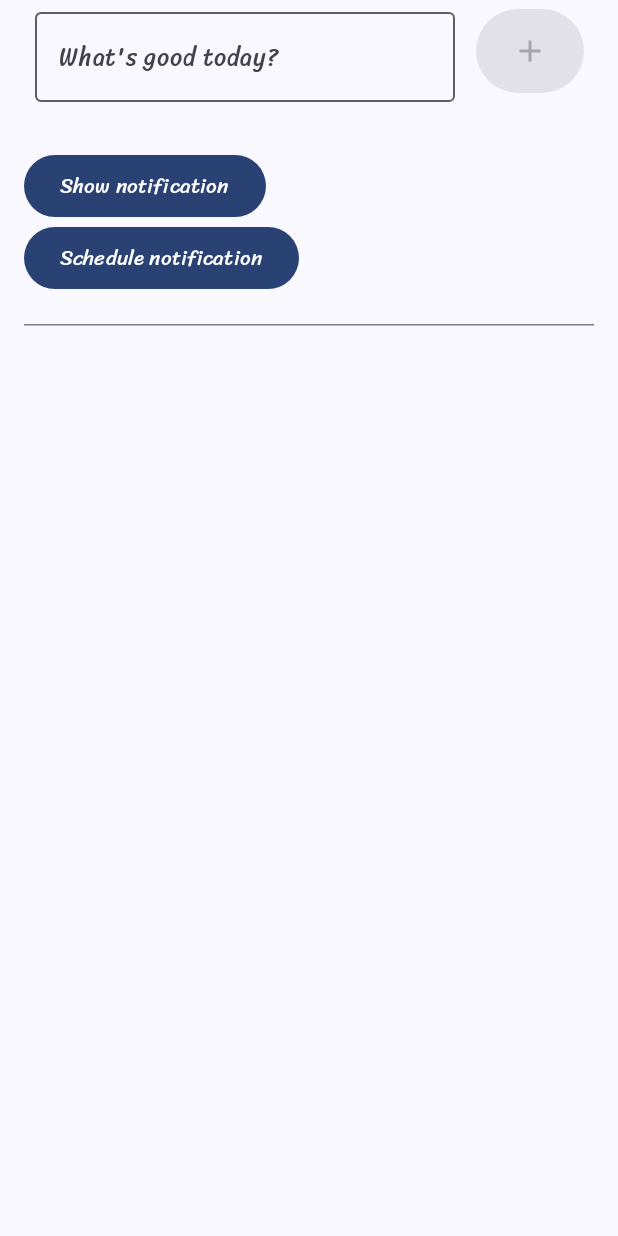
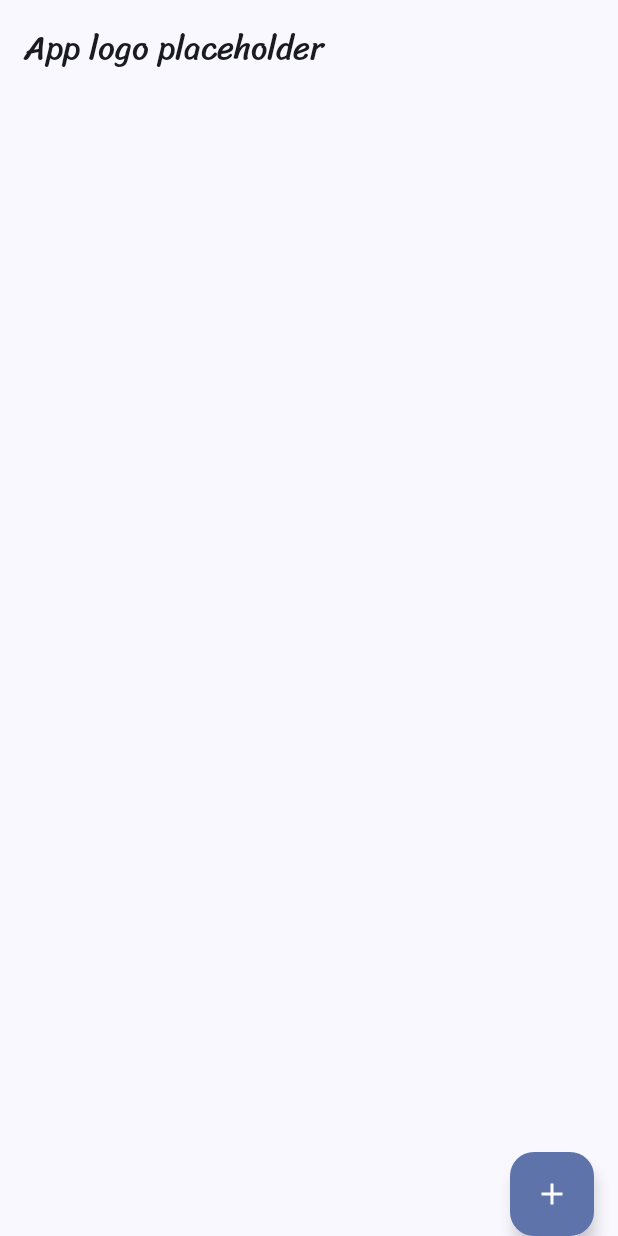
Before and after one commit to tanakornsss/Luminality-Preview, an Android app built with Jetpack Compose: the screen it shows after launch (MainActivity), on a phone screen of 412 x 824 dp. Run offline under Robolectric (Android 15) with nearby library versions, the phone set to English and light mode, and no system bars.

Commit message:
Add reference image. Implement new journal screen with basic layout

```diff
--- a/app/src/main/java/dev/tanakornsss/luminality/LuminalityApp.kt
+++ b/app/src/main/java/dev/tanakornsss/luminality/LuminalityApp.kt
@@ -12,6 +12,7 @@ import dev.tanakornsss.luminality.data.JournalViewModel
 import dev.tanakornsss.luminality.data.JournalViewModelFactory
 import dev.tanakornsss.luminality.ui.LuminalityScreen
 import dev.tanakornsss.luminality.ui.screen.JournalScreen
+import dev.tanakornsss.luminality.ui.screen.NewJournalScreen
 import dev.tanakornsss.luminality.ui.theme.LuminalityTheme
 
 @RequiresApi(Build.VERSION_CODES.TIRAMISU)
@@ -25,10 +26,13 @@ fun LuminalityApp(context: Context) {
     LuminalityTheme {
         NavHost(
             navController = navController,
-            startDestination = LuminalityScreen.TestLanding.name
+            startDestination = LuminalityScreen.NewJournal.name
         ) {
-            composable(LuminalityScreen.TestLanding.name) {
+            composable(LuminalityScreen.Journal.name) {
                 JournalScreen(journalViewModel, context)
+            }
+            composable(LuminalityScreen.NewJournal.name) {
+                NewJournalScreen()
             }
         }
     }
--- a/app/src/main/java/dev/tanakornsss/luminality/ui/LuminalityScreen.kt
+++ b/app/src/main/java/dev/tanakornsss/luminality/ui/LuminalityScreen.kt
@@ -1,5 +1,6 @@
 package dev.tanakornsss.luminality.ui
 
 enum class LuminalityScreen {
-    TestLanding
+    Journal,
+    NewJournal
 }
--- a/app/src/main/java/dev/tanakornsss/luminality/ui/screen/JournalScreen.kt
+++ b/app/src/main/java/dev/tanakornsss/luminality/ui/screen/JournalScreen.kt
@@ -114,7 +114,8 @@ fun JournalScreen(viewModel: JournalViewModel, context: Context) {
                     }
                 }
                 Spacer(modifier = Modifier.padding(vertical = 16.dp))
-                Button(onClick = { notificationHandler.showNotification("Hello", "Hello") }) {
+                Button(onClick = {
+                    notificationHandler.showNotification("Hello", "Hello") }) {
                     Text("Show notification")
                 }
                 Button(onClick = {
--- /dev/null
+++ b/app/src/main/java/dev/tanakornsss/luminality/ui/screen/NewJournalScreen.kt
@@ -0,0 +1,54 @@
+package dev.tanakornsss.luminality.ui.screen
+
+import androidx.compose.foundation.layout.Arrangement
+import androidx.compose.foundation.layout.Column
+import androidx.compose.foundation.layout.fillMaxSize
+import androidx.compose.foundation.layout.padding
+import androidx.compose.material.icons.Icons
+import androidx.compose.material.icons.filled.Add
+import androidx.compose.material3.ExperimentalMaterial3Api
+import androidx.compose.material3.FloatingActionButton
+import androidx.compose.material3.Icon
+import androidx.compose.material3.Scaffold
+import androidx.compose.material3.Text
+import androidx.compose.material3.TopAppBar
+import androidx.compose.runtime.Composable
+import androidx.compose.ui.Alignment
+import androidx.compose.ui.Modifier
+import androidx.compose.ui.tooling.preview.Devices.PIXEL_9
+import androidx.compose.ui.tooling.preview.Preview
+import androidx.compose.ui.unit.dp
+import dev.tanakornsss.luminality.ui.theme.LuminalityTheme
+
+@OptIn(ExperimentalMaterial3Api::class)
+@Composable
+fun NewJournalScreen() {
+    Scaffold(
+        topBar = { TopAppBar(title = { Text("App logo placeholder") }) },
+        modifier = Modifier.fillMaxSize()
+    ) { innerPadding ->
+        Column(modifier = Modifier
+            .padding(innerPadding)
+            .padding(horizontal = 16.dp)
+            .fillMaxSize()
+        ) {
+            Column(
+                verticalArrangement = Arrangement.Bottom,
+                horizontalAlignment = Alignment.End,
+                modifier = Modifier.fillMaxSize()
+            ) {
+                FloatingActionButton(onClick = { }) {
+                    Icon(Icons.Filled.Add, contentDescription = null)
+                }
+            }
+        }
+    }
+}
+
+@Composable
+@Preview(device = PIXEL_9, showSystemUi = true)
+fun NewJournalScreenPreview() {
+    LuminalityTheme {
+        NewJournalScreen()
+    }
+}
```
Also changed, not shown: 2 other files.
